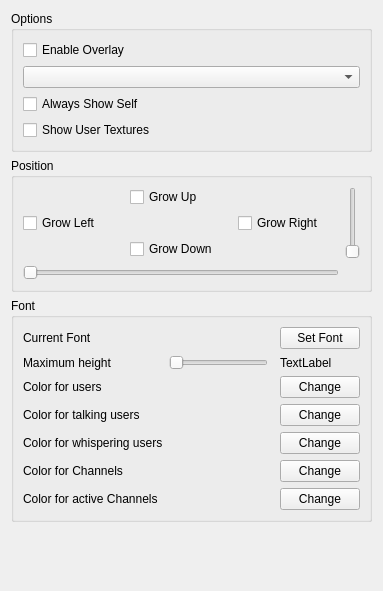
Old version of the form src/mumble/Overlay.ui in the repository mumble-voip/mumble.
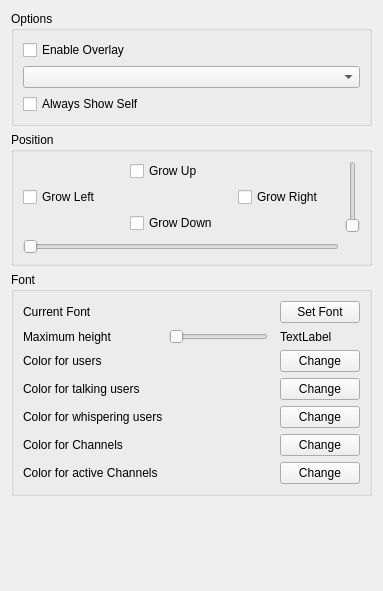
New version of the form.

Commit message: Deprecate the OverlayUserTextures option; they are now on-demand loaded avatars, so always on

```diff
--- a/src/mumble/Overlay.ui
+++ b/src/mumble/Overlay.ui
@@ -56,19 +56,6 @@
         </property>
        </widget>
       </item>
-      <item>
-       <widget class="QCheckBox" name="qcbUserTextures">
-        <property name="toolTip">
-         <string>Show User custom textures instead of text on the overlay.</string>
-        </property>
-        <property name="whatsThis">
-         <string>This sets whether to download and use custom textures for registered users. If disabled, the regular outline text will be used instead.</string>
-        </property>
-        <property name="text">
-         <string>Show User Textures</string>
-        </property>
-       </widget>
-      </item>
      </layout>
     </widget>
    </item>
```
Left out of the diff: 1 changed line with no effect on the pictures. The commit also changes 3 other files.
